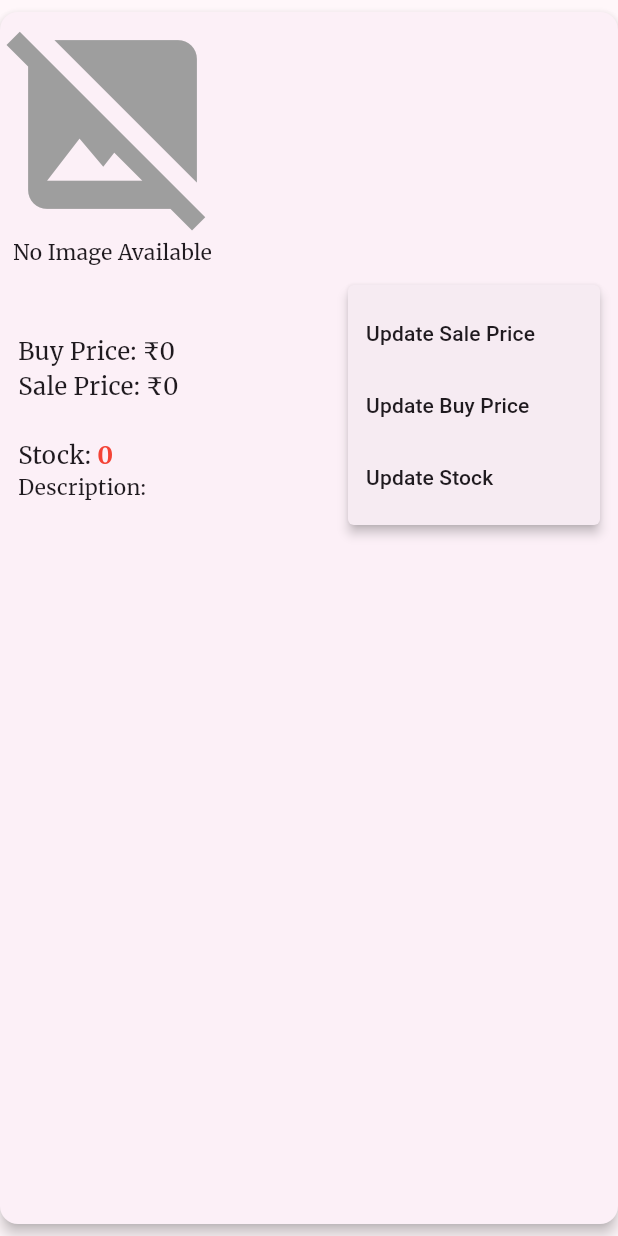
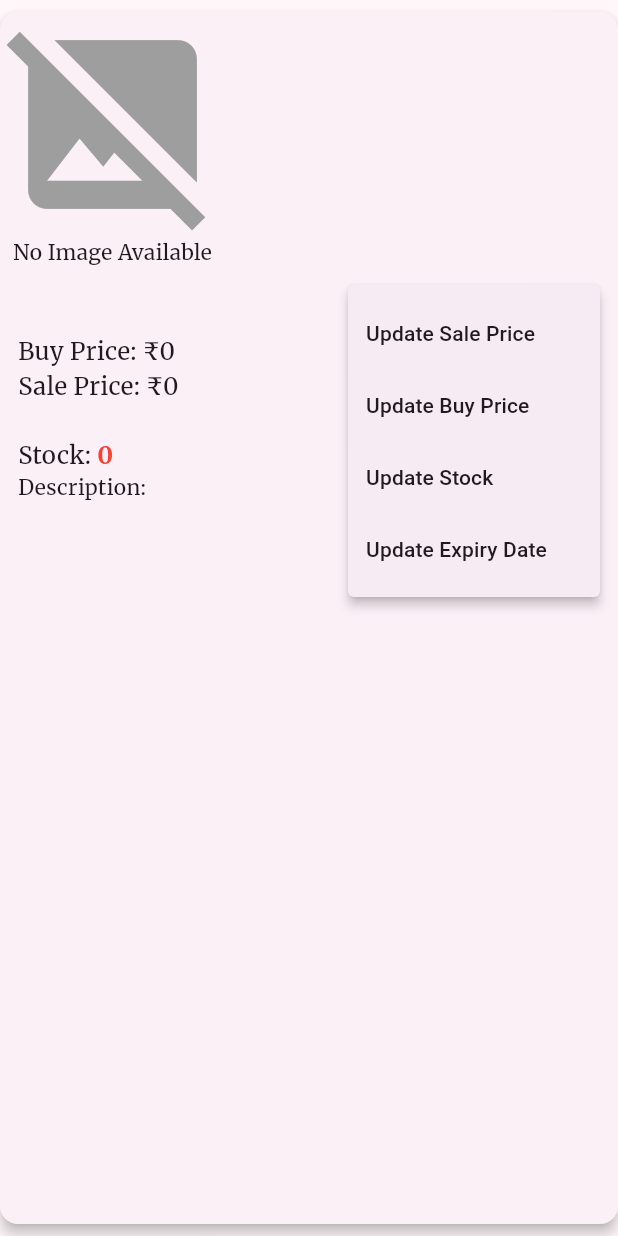
Before and after one commit to rhtmahour/go90Stores, a Flutter app: the ProductCard widget shown alone on an empty page, opened directly with empty values, after a tap on the "more vert" icon, on a phone screen of 412 x 824 dp. Run offline on Flutter 3.47's test engine with Material 3 defaults, Android fonts, the light colour scheme and no system bars; our stand-ins replace badges, carousel_slider, cloud_firestore, csv, dots_indicator, file_picker and 9 more; accounts and stored records are empty.

Commit message:
code on date 28-02-2025

```diff
--- a/lib/mystore.dart
+++ b/lib/mystore.dart
@@ -262,6 +262,7 @@ class _MyStoreState extends State<MyStore> {
             : '0', // ✅ Fix: Store as lowercase
         'description': row.length > 6 ? row[6]?.toString() ?? '' : '',
         'productImage': row.length > 7 ? row[7]?.toString().trim() ?? '' : '',
+        'expiryDate': row.length > 8 ? row[8]?.toString().trim() ?? '' : '',
       };
 
       final newProductRef = storeRef.push();
@@ -444,6 +445,7 @@ class _MyStoreState extends State<MyStore> {
               // ✅ Fix: Ensure 'Quantity' matches the saved field
               'description': value['description']?.toString() ?? '',
               'productImage': value['productImage']?.toString() ?? '',
+              'expiryDate': value['expiryDate']?.toString() ?? '',
             });
           });
 
--- a/lib/productcard.dart
+++ b/lib/productcard.dart
@@ -163,6 +163,10 @@ class ProductCard extends StatelessWidget {
                       value: 'Edit stock',
                       child: Text('Update Stock'),
                     ),
+                    const PopupMenuItem(
+                      value: 'Edit expiry date',
+                      child: Text('Update Expiry Date'),
+                    ),
                   ],
                 ),
               ],
```
Also changed, not shown: 4 other files.
